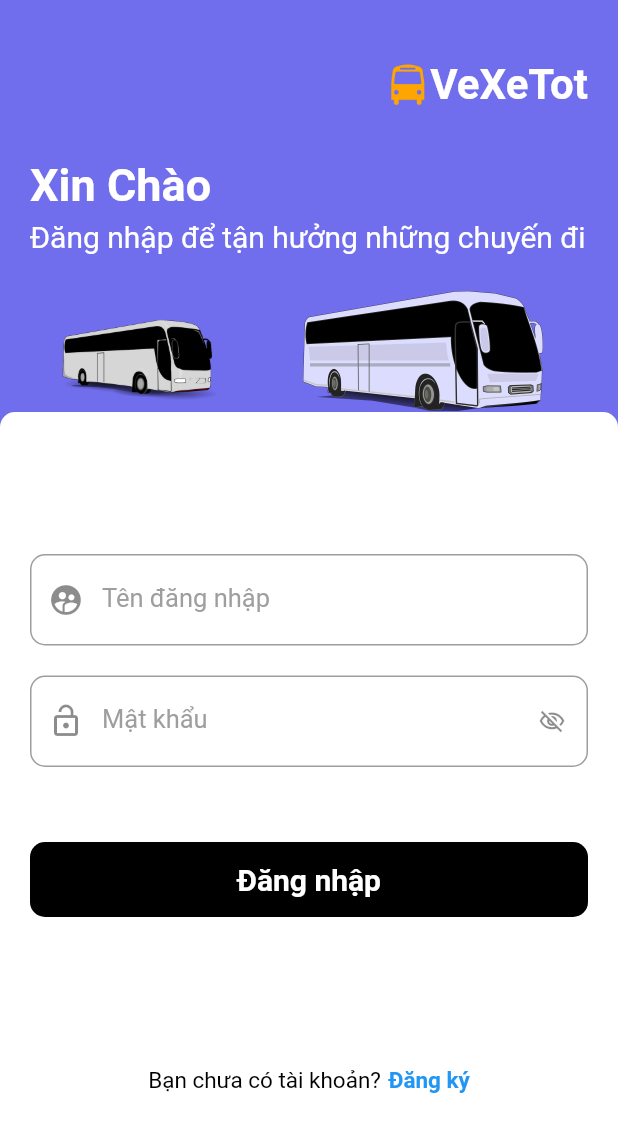
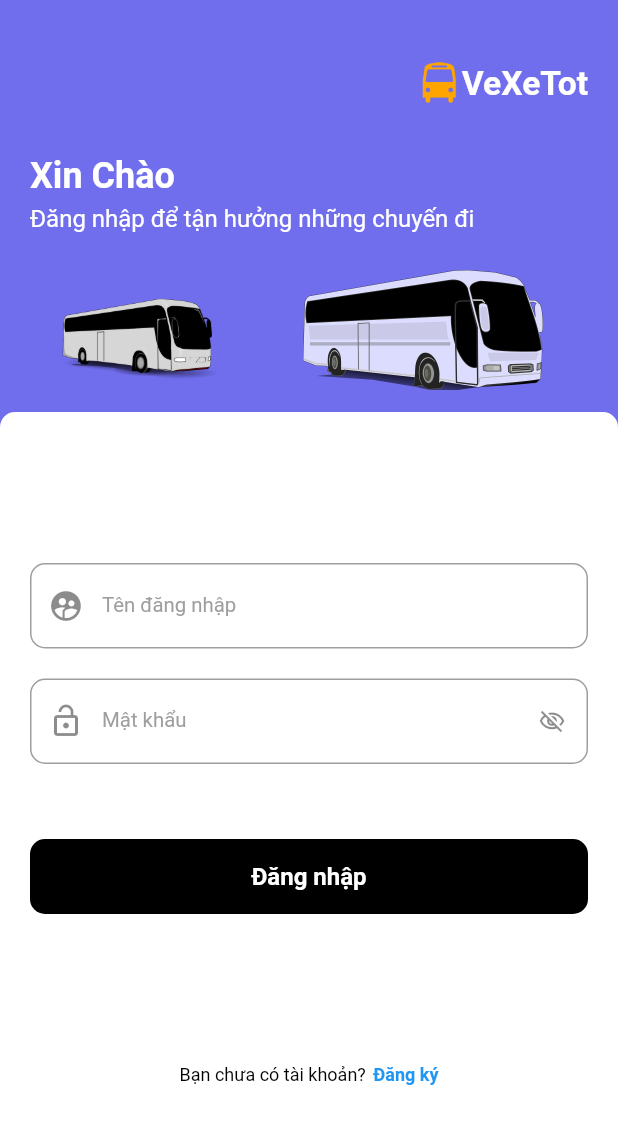
Before and after one commit to phuong290799/Appdacnpm, a Flutter app: the screen it shows after launch, on a phone screen of 412 x 824 dp. Shown: the top 1132 px of the screen. Run offline on Flutter 3.47's test engine with Material 2 defaults, Android fonts, the light colour scheme and no system bars; our stand-ins replace currency_text_input_formatter, file_picker, firebase_core, firebase_storage, flutter_multi_formatter, flutter_screenutil and 2 more; missing offline and left inert: pattern_formatter, stripe_payment; accounts and stored records are empty.

Commit message:
fix font text

```diff
--- a/lib/main.dart
+++ b/lib/main.dart
@@ -1,5 +1,6 @@
 import 'package:firebase_core/firebase_core.dart';
 import 'package:flutter/material.dart';
+import 'package:flutter_screenutil/flutter_screenutil.dart';
 import 'package:get/get.dart';
 import 'package:flutter/services.dart';
 
@@ -18,16 +19,22 @@ Future main() async {
 }
 
 class MyApp extends StatelessWidget {
-  // This widget is the root of your application.
   @override
   Widget build(BuildContext context) {
     return GetMaterialApp(
+        builder: (BuildContext context, Widget?  child) {
+      ScreenUtil.init(
+          BoxConstraints(
+              maxWidth: MediaQuery.of(context).size.width,
+              maxHeight: MediaQuery.of(context).size.height),
+          designSize: Size(360, 825),
+          orientation: Orientation.portrait);
+      return MediaQuery(
+        data: MediaQuery.of(context).copyWith(
+            textScaleFactor: 0.8), //set desired text scale factor here,
+        child: child??Container(),
+      );},
       debugShowCheckedModeBanner: false,
-      title: 'Flutter Demo',
-     // home:bottomNav(),
-      // locale: LocalizationService.locale,
-      // fallbackLocale: LocalizationService.fallbackLocale,
-      // translations: LocalizationService(),
       home: Login(),
     );
   }
--- a/pubspec.yaml
+++ b/pubspec.yaml
@@ -35,6 +35,7 @@ dependencies:
   flutter_svg: ^0.15.0
   currency_text_input_formatter: ^2.1.2
   file_picker: ^4.0.0
+  flutter_screenutil: ^5.0.0+2
 
 
   # The following adds the Cupertino Icons font to your application.
```
Also changed, not shown: lib/Home/homePage.dart (+4 -3 lines), pubspec.lock.
